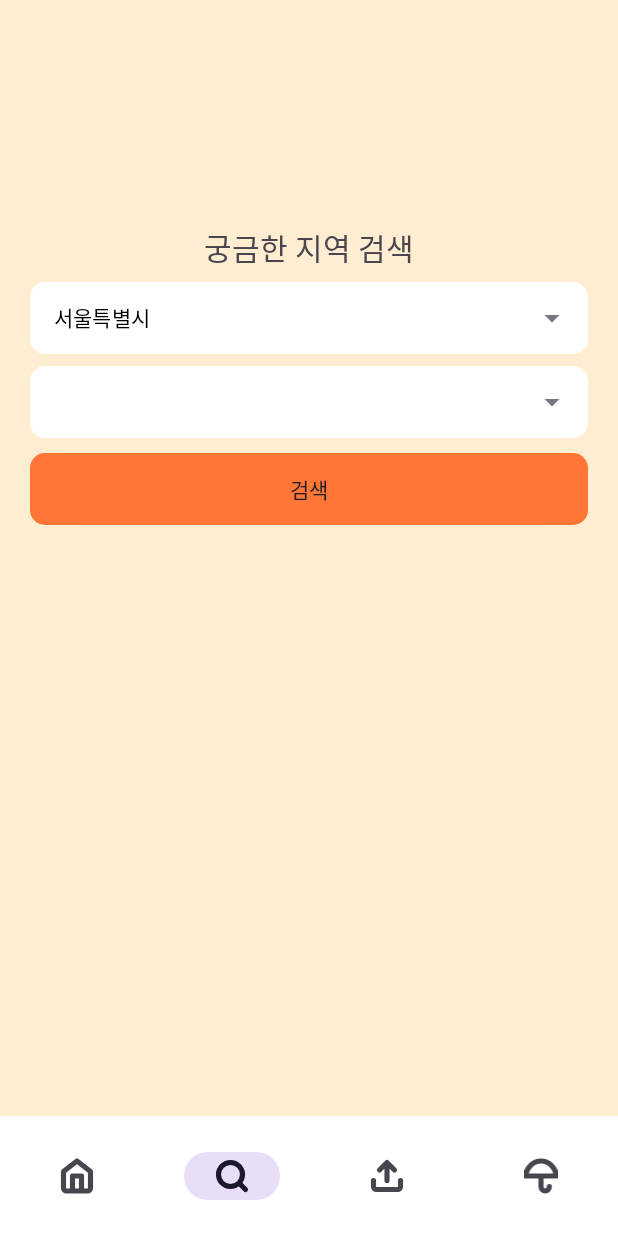
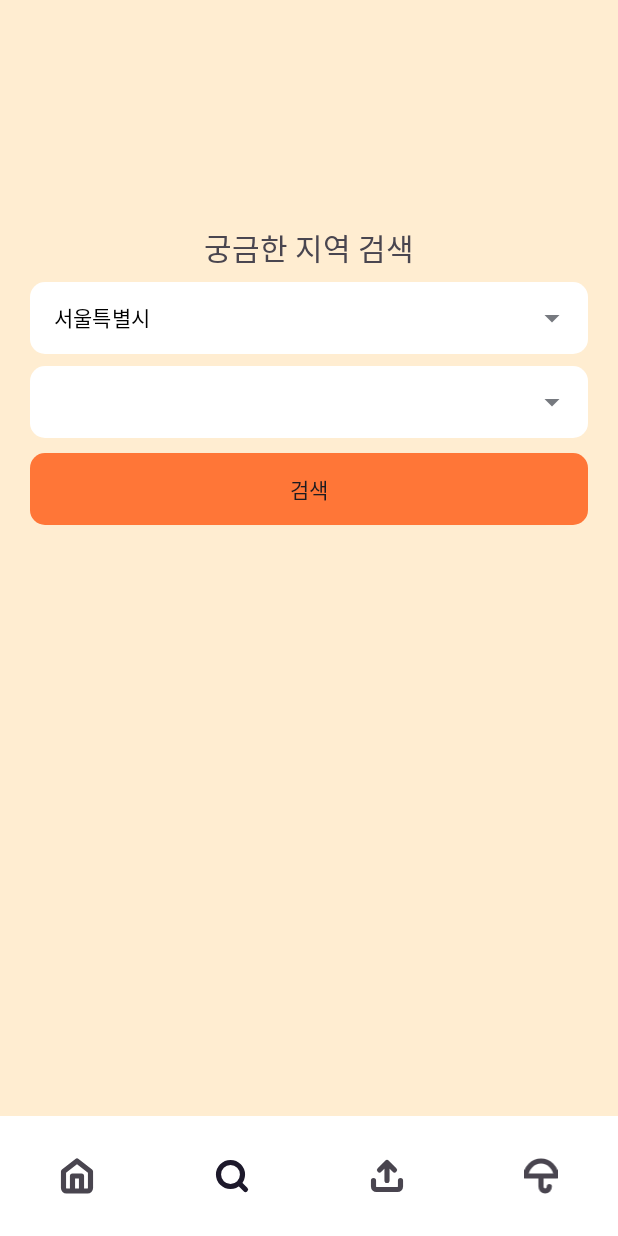
Before and after one commit to what-the-weather2024/Android, an Android app: the screen it shows after launch (WeatherActivity), item 2 of the bottom bar chosen, on a phone screen of 412 x 824 dp. Run offline under Robolectric (Android 15) with nearby library versions, the light colour scheme and no system bars; our stand-ins replace data binding, navigation-ui; libraries missing offline, so code that uses them is left out: com.kakao.sdk; network calls fail; 2 statements that could not run were skipped.

Commit message:
feat : Ripple 효과 제거

```diff
--- a/app/src/main/res/layout/activity_weather.xml
+++ b/app/src/main/res/layout/activity_weather.xml
@@ -12,7 +12,8 @@
         android:layout_marginStart="0dp"
         android:layout_marginEnd="0dp"
         app:labelVisibilityMode="unlabeled"
-        app:itemRippleColor="@color/white"
+        app:itemActiveIndicatorStyle="@android:color/transparent"
+        app:itemRippleColor="@color/transparent"
         app:itemBackground="@color/white"
         android:background="?android:attr/windowBackground"
         app:layout_constraintTop_toBottomOf="@id/nav_host_fragment_activity_weather"
```
